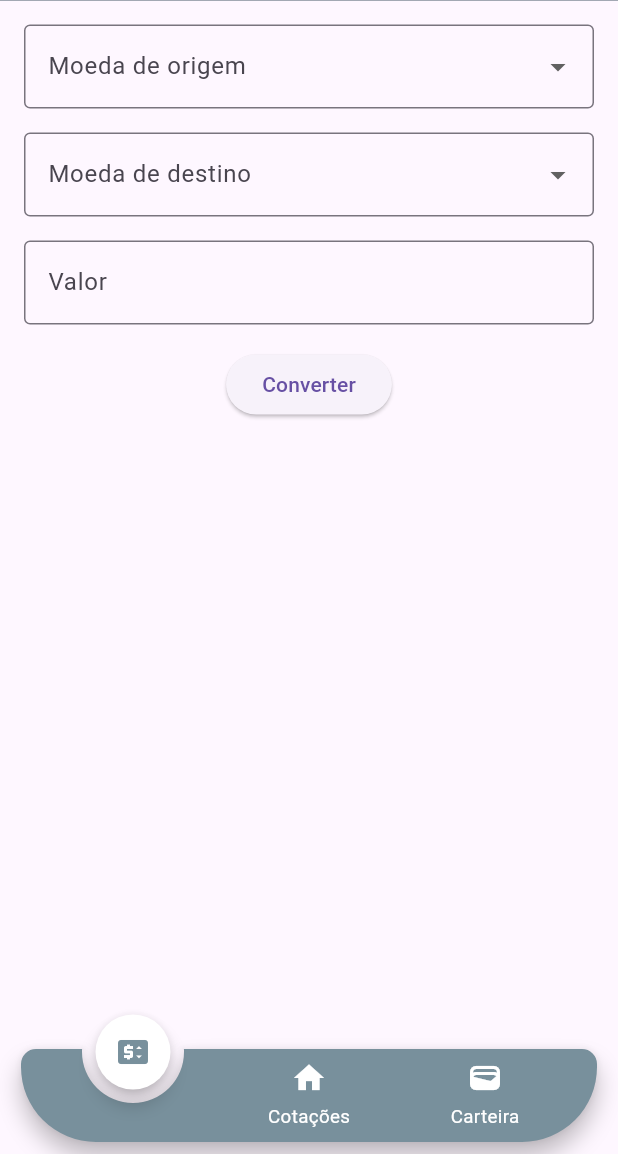
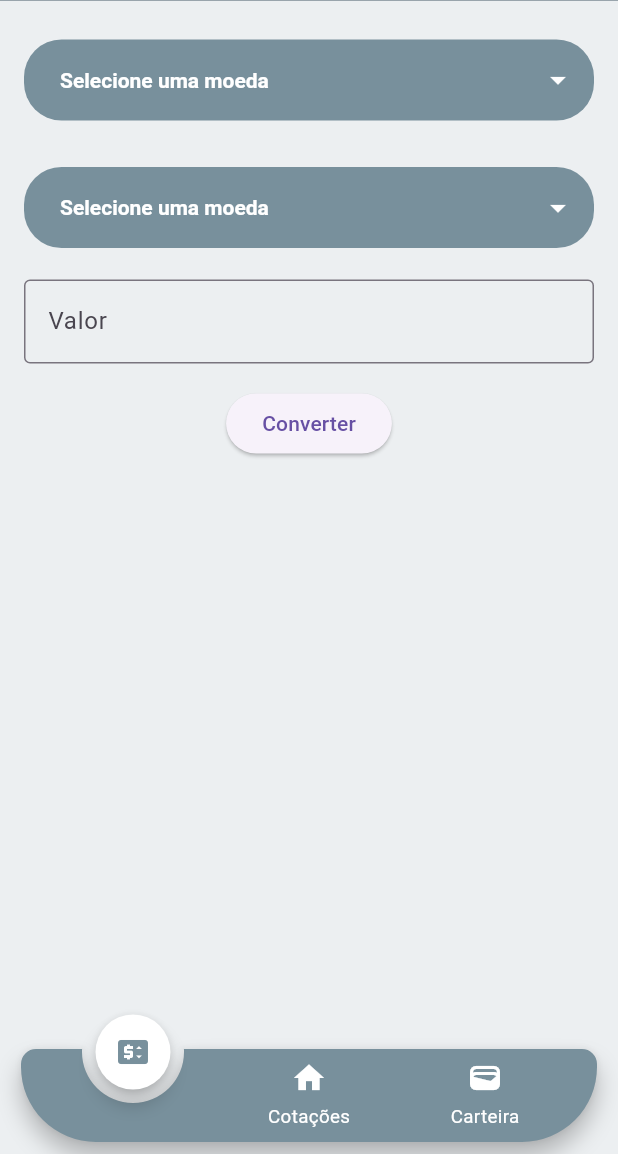
Before and after one commit to Patrickalvares/convertWallet, a Flutter app: the ConversorScreen screen opened by its route, on a phone screen of 412 x 824 dp, the part 82-1236 px from its top. Run offline on Flutter 3.47's test engine with Material 3 defaults, Android fonts, the phone set to English and light mode, and no system bars; drawn by our look-alikes of animated_notch_bottom_bar; our stand-ins replace dio, flutter_dotenv, flutter_modular, shimmer_animation, sqflite; accounts and stored records are empty; network calls fail.

```diff
--- a/lib/features/conversor/controller/conversor_controller.dart
+++ b/lib/features/conversor/controller/conversor_controller.dart
@@ -14,7 +14,7 @@ class ConversorController extends BaseController {
   List<CurrencyByCurrency> currencies = [];
   final DatabaseHelper dbHelper;
 
-  Currency? selectedSourceCurrency;
+  Currency? selectedStandartCurrency;
   Currency? selectedTargetCurrency;
   double? convertedValue;
 
@@ -24,7 +24,7 @@ class ConversorController extends BaseController {
   }
 
   void setSourceCurrency(Currency? currency) {
-    selectedSourceCurrency = currency;
+    selectedStandartCurrency = currency;
     update();
   }
 
@@ -34,11 +34,9 @@ class ConversorController extends BaseController {
   }
 
   Future<void> convert(double amount) async {
-    if (selectedSourceCurrency == null || selectedTargetCurrency == null) {
+    if (selectedStandartCurrency == null || selectedTargetCurrency == null) {
       return;
     }
-
-
 
     convertedValue = 2;
     update();
--- a/lib/features/conversor/screen/conversor_screen.dart
+++ b/lib/features/conversor/screen/conversor_screen.dart
@@ -32,6 +32,7 @@ class _ConversorScreenState extends State<ConversorScreen> {
   @override
   Widget build(BuildContext context) {
     return Scaffold(
+      backgroundColor: Colors.blueGrey.shade50,
       appBar: PreferredSize(
         preferredSize: const Size.fromHeight(55),
         child: SimpleAppBarWidget(),
@@ -46,34 +47,87 @@ class _ConversorScreenState extends State<ConversorScreen> {
                 builder: (context, _) {
                   return Column(
                     children: [
-                      DropdownButtonFormField<Currency>(
-                        decoration: const InputDecoration(
-                          labelText: 'Moeda de origem',
-                          border: OutlineInputBorder(),
+                      Padding(
+                        padding: const EdgeInsets.only(top: 10, bottom: 5),
+                        child: Row(
+                          children: [
+                            Expanded(
+                              child: DropdownButtonFormField<Currency>(
+                                decoration: InputDecoration(
+                                  filled: true,
+                                  fillColor: Colors.blueGrey[400],
+                                  border: OutlineInputBorder(
+                                    borderRadius: BorderRadius.circular(25),
+                                    borderSide: BorderSide.none,
                                   ),
-                        value: widget.controller.selectedSourceCurrency,
+                                  contentPadding: const EdgeInsets.symmetric(vertical: 15, horizontal: 20),
+                                ),
+                                hint: const Text(
+                                  'Selecione uma moeda',
+                                  style: TextStyle(color: Colors.white, fontWeight: FontWeight.bold),
+                                ),
+                                value: widget.controller.selectedStandartCurrency,
+                                style: const TextStyle(color: Colors.white),
+                                iconDisabledColor: Colors.white,
+                                iconEnabledColor: Colors.white,
+                                dropdownColor: Colors.blueGrey[400],
                                 onChanged: widget.controller.setSourceCurrency,
                                 items: Currency.values.map<DropdownMenuItem<Currency>>((Currency currency) {
                                   return DropdownMenuItem<Currency>(
                                     value: currency,
-                            child: Text('${currency.flagEmoji} ${currency.name} (${currency.code})'),
+                                    child: Text(
+                                      '${currency.flagEmoji} ${currency.name} (${currency.code})',
+                                      style: const TextStyle(fontSize: 18),
+                                    ),
                                   );
                                 }).toList(),
                               ),
+                            ),
+                          ],
+                        ),
+                      ),
                       const SizedBox(height: 16),
-                      DropdownButtonFormField<Currency>(
-                        decoration: const InputDecoration(
-                          labelText: 'Moeda de destino',
-                          border: OutlineInputBorder(),
+                      Padding(
+                        padding: const EdgeInsets.only(top: 10, bottom: 5),
+                        child: Row(
+                          children: [
+                            Expanded(
+                              child: DropdownButtonFormField<Currency>(
+                                decoration: InputDecoration(
+                                  filled: true,
+                                  fillColor: Colors.blueGrey[400],
+                                  border: OutlineInputBorder(
+                                    borderRadius: BorderRadius.circular(25),
+                                    borderSide: BorderSide.none,
+                                  ),
+                                  contentPadding: const EdgeInsets.symmetric(vertical: 15, horizontal: 20),
+                                ),
+                                hint: const Text(
+                                  'Selecione uma moeda',
+                                  style: TextStyle(
+                                    color: Colors.white,
+                                    fontWeight: FontWeight.bold,
+                                  ),
                                 ),
                                 value: widget.controller.selectedTargetCurrency,
+                                style: const TextStyle(color: Colors.white),
+                                iconDisabledColor: Colors.white,
+                                iconEnabledColor: Colors.white,
+                                dropdownColor: Colors.blueGrey[400],
                                 onChanged: widget.controller.setTargetCurrency,
                                 items: Currency.values.map<DropdownMenuItem<Currency>>((Currency currency) {
                                   return DropdownMenuItem<Currency>(
                                     value: currency,
-                            child: Text('${currency.flagEmoji} ${currency.name} (${currency.code})'),
+                                    child: Text(
+                                      '${currency.flagEmoji} ${currency.name} (${currency.code})',
+                                      style: const TextStyle(fontSize: 18),
+                                    ),
                                   );
                                 }).toList(),
+                              ),
+                            ),
+                          ],
+                        ),
                       ),
                       const SizedBox(height: 16),
                       TextField(
--- a/lib/features/quotes/screen/quotes_screen.dart
+++ b/lib/features/quotes/screen/quotes_screen.dart
@@ -240,7 +240,7 @@ class _MainScreenState extends State<MainScreen> {
                                     dropdownColor: Colors.blueGrey[400],
                                     onChanged: (Currency? newValue) {
                                       setState(() {
-                                        widget.controller.selectedCurrency = newValue!;
+                                        widget.controller.changeCurrency(newValue!);
                                       });
                                       widget.controller.getCurrencyValues();
                                       widget.controller.update();
```
Also changed, not shown: lib/features/quotes/controller/quotes_controller.dart (+14 -0 lines), lib/utils/helpers/database_helper.dart (+27 -0 lines). Lines whose indentation alone changed are shown as unchanged.
